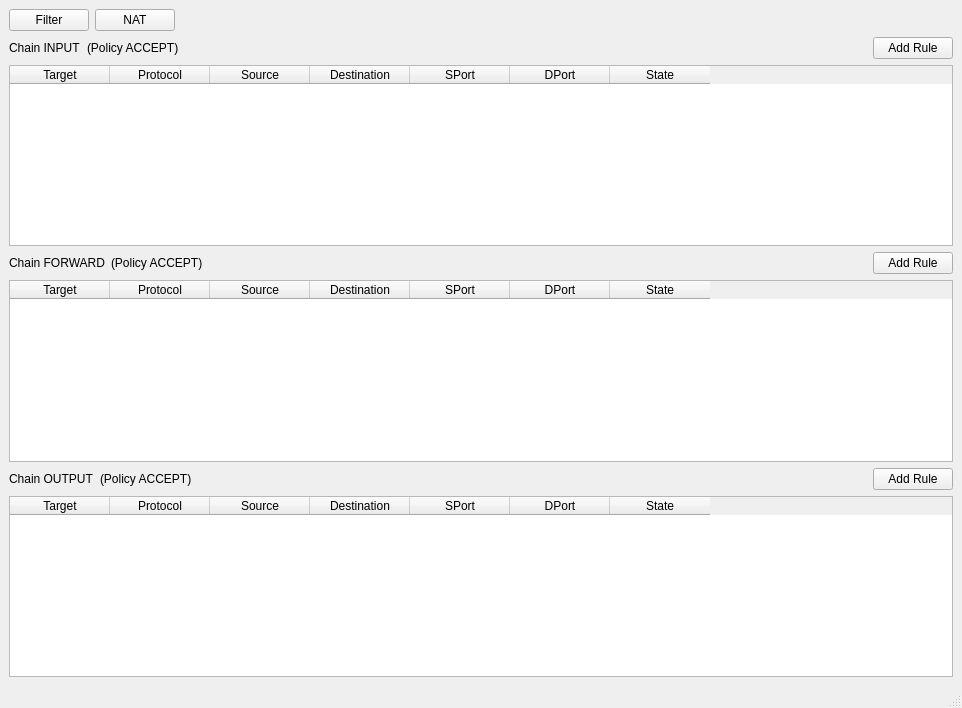
GavinGD/Fortify, file UIFiles/fortify.ui: the form before one commit.
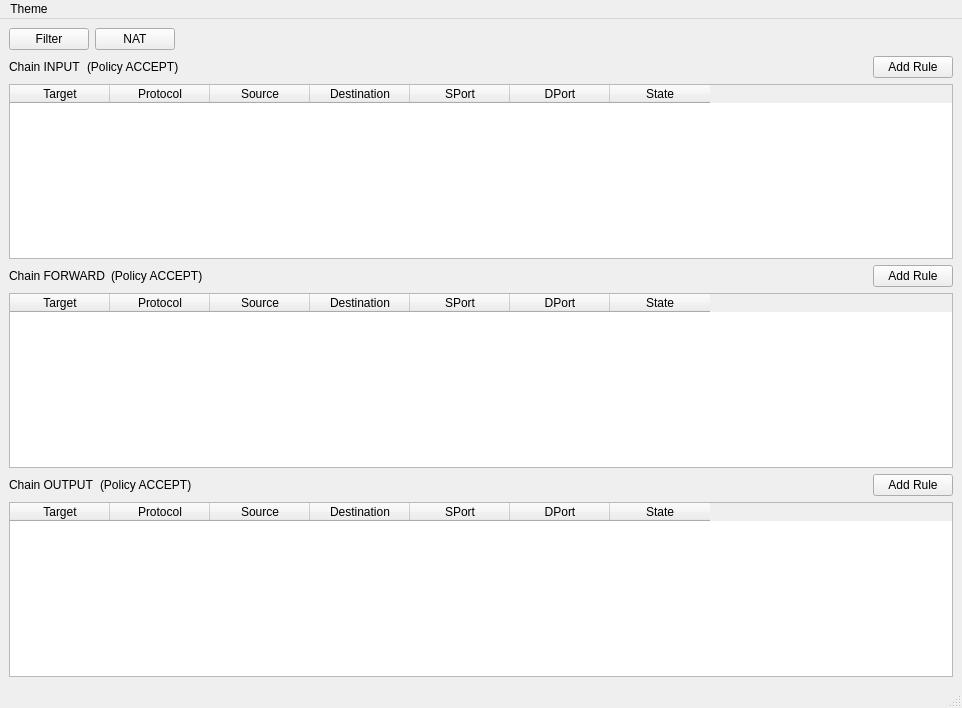
The form after the commit.

Commit message: Added ability to change theme

What changed in the file:
```diff
--- a/UIFiles/fortify.ui
+++ b/UIFiles/fortify.ui
@@ -322,6 +322,17 @@
      <height>29</height>
     </rect>
    </property>
+   <widget class="QMenu" name="menuTheme">
+    <property name="title">
+     <string>Theme</string>
+    </property>
+    <addaction name="separator"/>
+    <addaction name="actionLight_Mode"/>
+    <addaction name="actionDark_Mode"/>
+    <addaction name="separator"/>
+    <addaction name="separator"/>
+   </widget>
+   <addaction name="menuTheme"/>
   </widget>
   <widget class="QStatusBar" name="statusbar"/>
  </widget>
```
Left out of the diff: 10 changed lines with no effect on the pictures. The commit also changes 2 other files.
